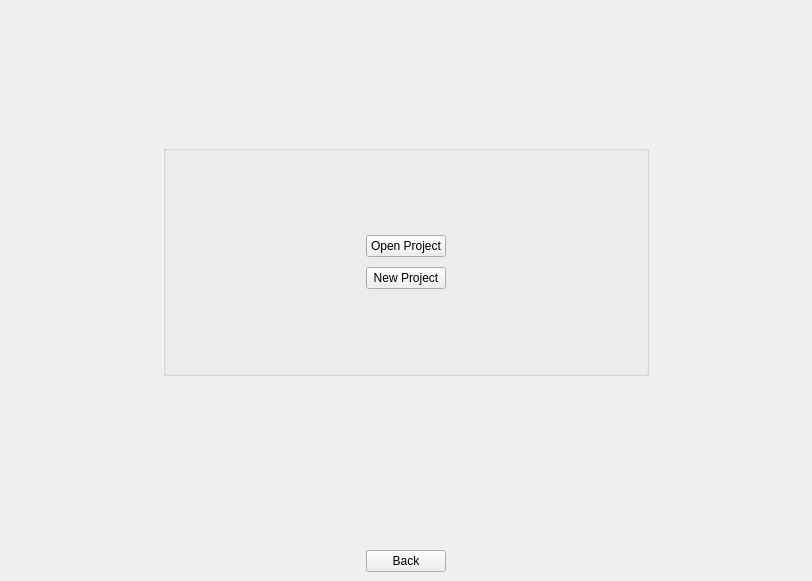
Before: the Qt Designer form src/Editor/EditorChoiceScreen.ui in RemotelyChaotic/JOIPEngine, drawn with Qt 5.
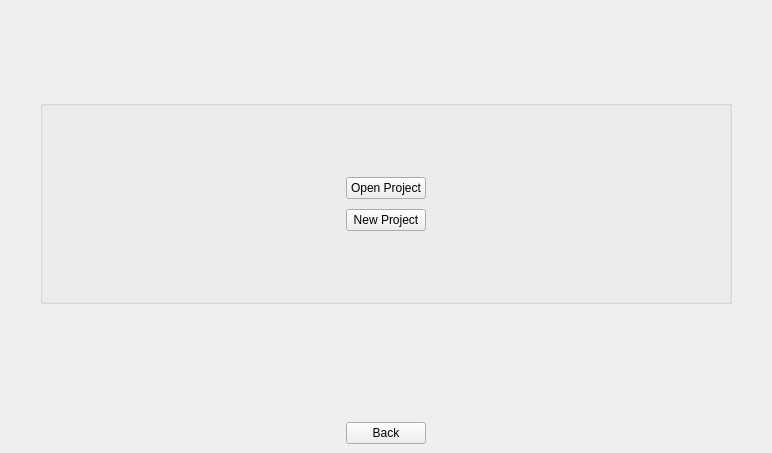
After: the same form once the commit is applied. Custom widgets are drawn as their Qt base class.

```diff
--- a/src/Editor/EditorChoiceScreen.ui
+++ b/src/Editor/EditorChoiceScreen.ui
@@ -6,8 +6,8 @@
    <rect>
     <x>0</x>
     <y>0</y>
-    <width>812</width>
-    <height>581</height>
+    <width>772</width>
+    <height>453</height>
    </rect>
   </property>
   <property name="windowTitle">
@@ -29,7 +29,33 @@
    <property name="spacing">
     <number>10</number>
    </property>
-   <item row="4" column="0" colspan="4">
+   <item row="2" column="1" colspan="2">
+    <spacer name="verticalSpacer">
+     <property name="orientation">
+      <enum>Qt::Vertical</enum>
+     </property>
+     <property name="sizeHint" stdset="0">
+      <size>
+       <width>167</width>
+       <height>125</height>
+      </size>
+     </property>
+    </spacer>
+   </item>
+   <item row="0" column="1" colspan="2">
+    <spacer name="verticalSpacer_2">
+     <property name="orientation">
+      <enum>Qt::Vertical</enum>
+     </property>
+     <property name="sizeHint" stdset="0">
+      <size>
+       <width>167</width>
+       <height>126</height>
+      </size>
+     </property>
+    </spacer>
+   </item>
+   <item row="3" column="0" colspan="4">
     <widget class="QWidget" name="widget" native="true">
      <layout class="QHBoxLayout" name="horizontalLayout">
       <item>
@@ -68,20 +94,25 @@
      </layout>
     </widget>
    </item>
-   <item row="3" column="1" colspan="2">
-    <spacer name="verticalSpacer">
-     <property name="orientation">
-      <enum>Qt::Vertical</enum>
-     </property>
-     <property name="sizeHint" stdset="0">
-      <size>
-       <width>167</width>
-       <height>125</height>
-      </size>
-     </property>
-    </spacer>
-   </item>
-   <item row="1" column="3" rowspan="2">
+   <item row="1" column="0" colspan="4">
+    <widget class="QWidget" name="widget_2" native="true">
+     <layout class="QHBoxLayout" name="horizontalLayout_2">
+      <property name="spacing">
+       <number>0</number>
+      </property>
+      <property name="leftMargin">
+       <number>0</number>
+      </property>
+      <property name="topMargin">
+       <number>0</number>
+      </property>
+      <property name="rightMargin">
+       <number>0</number>
+      </property>
+      <property name="bottomMargin">
+       <number>0</number>
+      </property>
+      <item>
     <spacer name="horizontalSpacer">
      <property name="orientation">
       <enum>Qt::Horizontal</enum>
@@ -91,43 +122,20 @@
      </property>
      <property name="sizeHint" stdset="0">
       <size>
-       <width>50</width>
+          <width>40</width>
        <height>20</height>
       </size>
      </property>
     </spacer>
    </item>
-   <item row="0" column="1" colspan="2">
-    <spacer name="verticalSpacer_2">
-     <property name="orientation">
-      <enum>Qt::Vertical</enum>
-     </property>
-     <property name="sizeHint" stdset="0">
-      <size>
-       <width>167</width>
-       <height>126</height>
-      </size>
-     </property>
-    </spacer>
-   </item>
-   <item row="1" column="0" rowspan="2">
-    <spacer name="horizontalSpacer_2">
-     <property name="orientation">
-      <enum>Qt::Horizontal</enum>
-     </property>
-     <property name="sizeType">
-      <enum>QSizePolicy::Fixed</enum>
-     </property>
-     <property name="sizeHint" stdset="0">
-      <size>
-       <width>50</width>
-       <height>20</height>
-      </size>
-     </property>
-    </spacer>
-   </item>
-   <item row="1" column="1" colspan="2">
+      <item>
     <widget class="QStackedWidget" name="pStackedWidget">
+        <property name="sizePolicy">
+         <sizepolicy hsizetype="Expanding" vsizetype="Preferred">
+          <horstretch>0</horstretch>
+          <verstretch>0</verstretch>
+         </sizepolicy>
+        </property>
      <property name="currentIndex">
       <number>0</number>
      </property>
@@ -148,7 +156,7 @@
        <property name="spacing">
         <number>10</number>
        </property>
-       <item row="0" column="0" colspan="3">
+          <item row="0" column="0">
         <widget class="QGroupBox" name="groupBox">
          <property name="title">
           <string/>
@@ -532,6 +540,25 @@
        </item>
       </layout>
      </widget>
+       </widget>
+      </item>
+      <item>
+       <spacer name="horizontalSpacer_2">
+        <property name="orientation">
+         <enum>Qt::Horizontal</enum>
+        </property>
+        <property name="sizeType">
+         <enum>QSizePolicy::Fixed</enum>
+        </property>
+        <property name="sizeHint" stdset="0">
+         <size>
+          <width>40</width>
+          <height>20</height>
+         </size>
+        </property>
+       </spacer>
+      </item>
+     </layout>
     </widget>
    </item>
   </layout>
```
Lines whose indentation alone changed are shown as unchanged.
